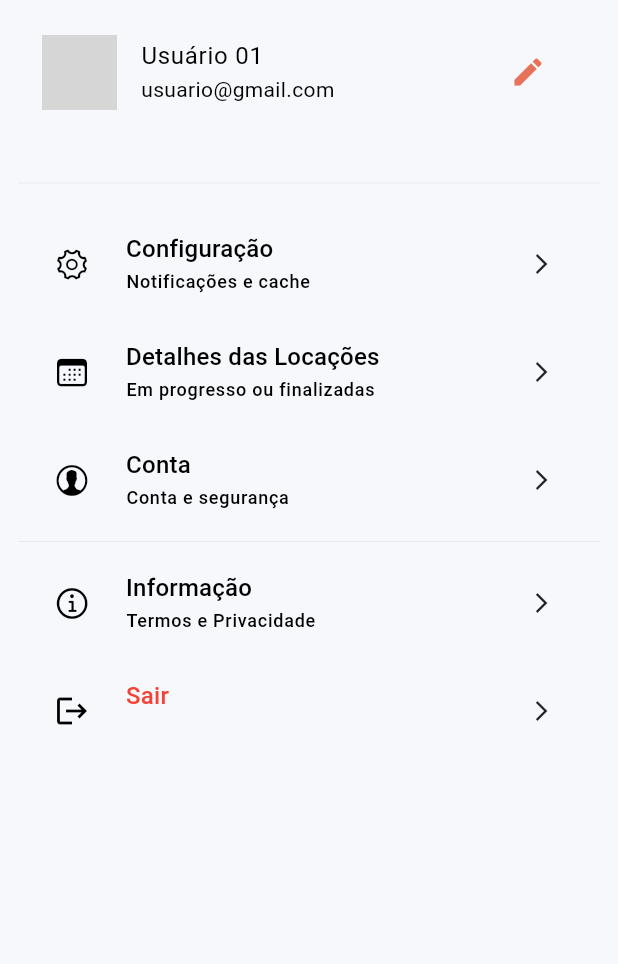
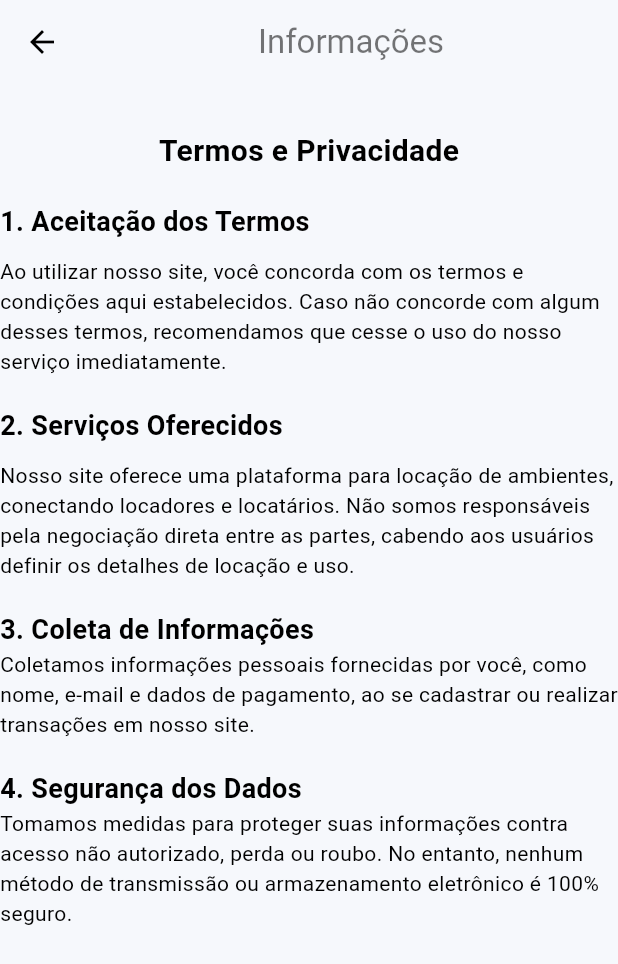
Before and after one commit to gabriel-codart/LocApp-Front, a Flutter app: the UserProfile screen opened by its route, after a tap on "Informação", on a phone screen of 412 x 824 dp. Shown: the top 964 px of the screen. Run offline on Flutter 3.47's test engine with Material 3 defaults, Android fonts, the phone set to English and light mode, and no system bars; our stand-ins replace animated_bottom_navigation_bar, flutter_rating_bar, image_picker; network calls fail; grey boxes are pictures that could not be loaded.

```diff
--- /dev/null
+++ b/lib/screens/profile/info_conta/info_sistema.dart
@@ -0,0 +1,74 @@
+import 'package:flutter/material.dart';
+
+class InfoSistema extends StatefulWidget {
+  const InfoSistema({super.key});
+
+  @override
+  State<InfoSistema> createState() => _InfoSistemaState();
+}
+
+class _InfoSistemaState extends State<InfoSistema> {
+  @override
+  Widget build(BuildContext context) {
+    return Scaffold(
+      appBar: AppBar(
+        title: Center(
+          child: Text("Informações", style: TextStyle(color: Colors.black54),),
+        ),
+      ),
+      body: Column(
+        children: [
+          const SizedBox(height: 30,),
+          Text("Termos e Privacidade",style: TextStyle(
+                  fontSize: 20,
+                  fontWeight: FontWeight.bold
+                  ),),
+          const SizedBox(height: 20,),
+          Row(
+            children: [
+                Text("1. Aceitação dos Termos", style: TextStyle(
+                  fontSize: 18,
+                  fontWeight: FontWeight.bold
+                  ),),
+            ],
+          ),
+          const SizedBox(height: 10,),
+          Text("Ao utilizar nosso site, você concorda com os termos e condições aqui estabelecidos. Caso não concorde com algum desses termos, recomendamos que cesse o uso do nosso serviço imediatamente."),
+          const SizedBox(height: 20,),
+          Row(
+            children: [
+              Text("2. Serviços Oferecidos", style: TextStyle(
+                  fontSize: 18,
+                  fontWeight: FontWeight.bold
+                  ),),
+            ],
+          ),
+          const SizedBox(height: 10,),
+          Text("Nosso site oferece uma plataforma para locação de ambientes, conectando locadores e locatários. Não somos responsáveis pela negociação direta entre as partes, cabendo aos usuários definir os detalhes de locação e uso."),
+
+          const SizedBox(height: 20,),
+            Row(
+              children: [
+              Text("3. Coleta de Informações", style: TextStyle(
+                  fontSize: 18,
+                  fontWeight: FontWeight.bold
+                  ),),
+              ],
+            ),
+          Text("Coletamos informações pessoais fornecidas por você, como nome, e-mail e dados de pagamento, ao se cadastrar ou realizar transações em nosso site."),
+
+          const SizedBox(height: 20,),
+          Row(
+            children: [
+            Text("4. Segurança dos Dados", style: TextStyle(
+                  fontSize: 18,
+                  fontWeight: FontWeight.bold
+                  ),),
+            ],
+          ),
+          Text("Tomamos medidas para proteger suas informações contra acesso não autorizado, perda ou roubo. No entanto, nenhum método de transmissão ou armazenamento eletrônico é 100% seguro."),
+        ],
+      ),
+    );
+  }
+}
--- a/lib/screens/profile/user_profile.dart
+++ b/lib/screens/profile/user_profile.dart
@@ -3,6 +3,7 @@ import 'package:flutter/material.dart';
 import 'package:locapp_front/screens/auth/welcome/welcome_screen.dart';
 import 'package:locapp_front/screens/profile/config/user_config_screen.dart';
 import 'package:locapp_front/screens/profile/edit_info/user_edit_info.dart';
+import 'package:locapp_front/screens/profile/info_conta/info_sistema.dart';
 import 'package:locapp_front/screens/profile/info_conta/user_conta_info.dart';
 
 class UserProfile extends StatefulWidget {
@@ -65,7 +66,9 @@ class _UserProfileState extends State<UserProfile> {
                 title: "Informação",
                 subtitle: "Termos e Privacidade",
                 icon: CupertinoIcons.info,
-                onPressed: (){}),
+                onPressed: (){
+                  Navigator.push(context, MaterialPageRoute(builder: (context) => const InfoSistema()));
+                }),
 
               ProfileMenu(
                 title: "Sair",
```
Also changed, not shown: lib/screens/location/user_schedule.dart (+150 -46 lines), lib/screens/profile/info_conta/pagamento/user_pagamento.dart (+50 -31 lines).
